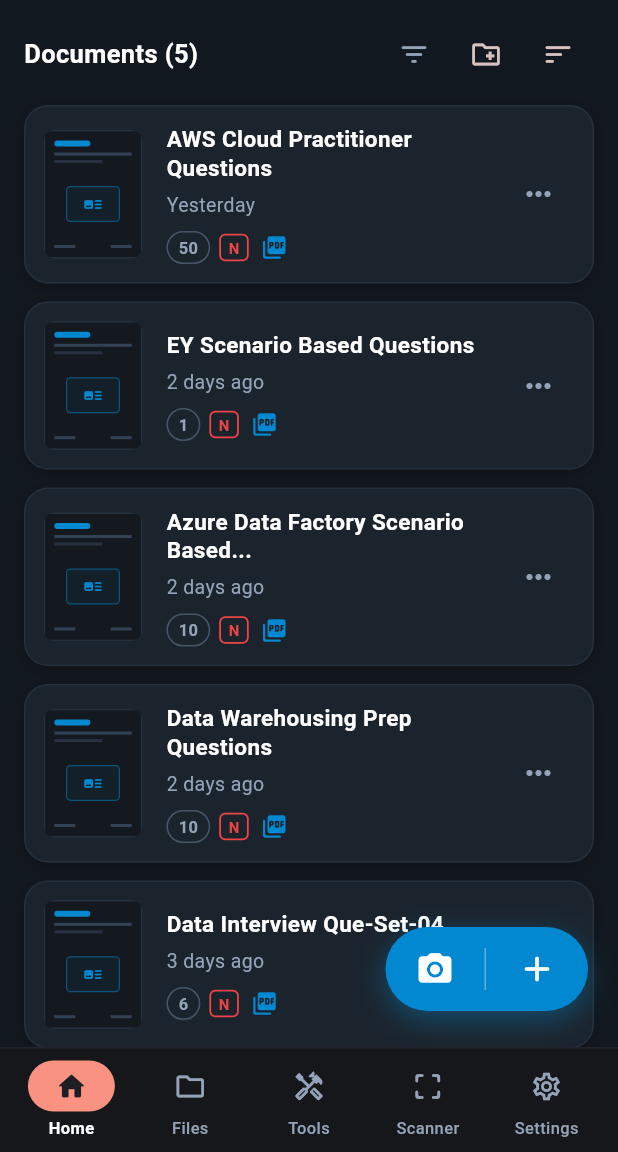
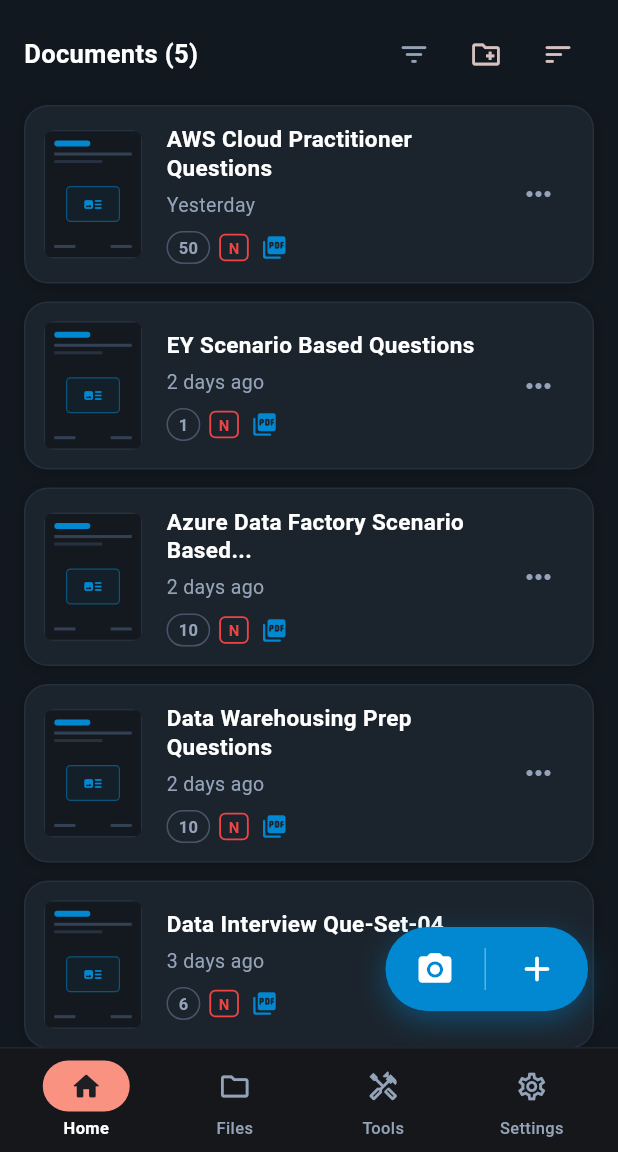
Before and after one commit to devvrushabh/PDFDost, a Flutter app: the screen it shows after launch, on a phone screen of 412 x 824 dp, the part 84-1236 px from its top. Run offline on Flutter 3.47's test engine with Material 3 defaults, Android fonts, the phone set to English and light mode, and no system bars; our stand-ins replace file_picker, image_picker, open_filex, pdf, printing, share_plus and 1 more; missing offline and left inert: syncfusion_flutter_pdf.

Commit message:
Remove Scanner page tab from bottom navigation menu

```diff
--- a/lib/main.dart
+++ b/lib/main.dart
@@ -7,7 +7,6 @@
 import 'screens/home_tab.dart';
 import 'screens/merge_pdf_screen.dart';
 import 'screens/split_pdf_screen.dart';
-import 'screens/scanner_tab.dart';
 import 'screens/settings_tab.dart';
 import 'screens/tools_tab.dart';
 import 'screens/word_to_pdf_screen.dart';
@@ -128,7 +127,7 @@
 }
 
 class _MainNavigationScreenState extends State<MainNavigationScreen> {
-  int _currentTabIndex = 0; // 0: Home, 1: Files, 2: Tools, 3: Scanner, 4: Settings
+  int _currentTabIndex = 0; // 0: Home, 1: Files, 2: Tools, 3: Settings
   final List<SelectedImageItem> _selectedImages = [];
   final List<HistoryItem> _historyItems = [];
   final List<TrashItem> _trashItems = [];
@@ -503,11 +502,6 @@
             onAddHistoryItem: _addHistoryItem,
             onDeleteHistoryItem: _deleteHistoryItem,
           ),
-          ScannerTab(
-            isDark: widget.isDarkMode,
-            onAddScannedImage: (img) => setState(() => _selectedImages.add(img)),
-            onAddHistoryItem: _addHistoryItem,
-          ),
           SettingsTab(
             isDark: widget.isDarkMode,
             onToggleTheme: widget.onToggleTheme,
@@ -531,8 +525,7 @@
               _buildNavItem(0, Icons.home_outlined, Icons.home_rounded, 'Home'),
               _buildNavItem(1, Icons.folder_outlined, Icons.folder_rounded, 'Files'),
               _buildNavItem(2, Icons.handyman_outlined, Icons.handyman_rounded, 'Tools'),
-              _buildNavItem(3, Icons.crop_free_rounded, Icons.crop_free_rounded, 'Scanner'),
-              _buildNavItem(4, Icons.settings_outlined, Icons.settings_rounded, 'Settings'),
+              _buildNavItem(3, Icons.settings_outlined, Icons.settings_rounded, 'Settings'),
             ],
           ),
         ),
```
